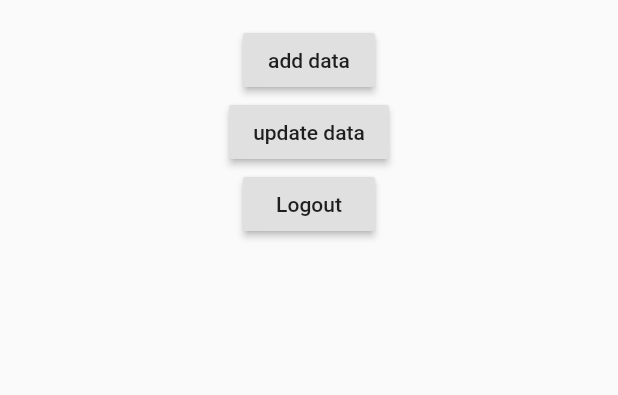
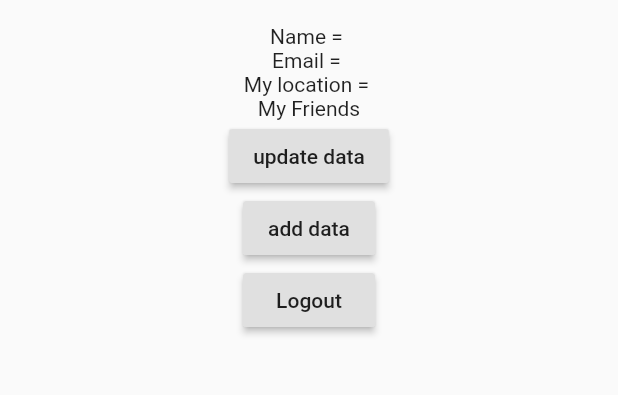
Before and after one commit to Deepraj99/SomeWhere, a Flutter app: the screen it shows once a user with an empty profile is signed in, after a tap on "update data", on a phone screen of 412 x 824 dp, the part 84-479 px from its top. Run offline on Flutter 3.47's test engine with Material 2 defaults, Android fonts, the phone set to English and light mode, and no system bars; our stand-ins replace firebase_auth, firebase_core, firebase_database, tuple; accounts and stored records are empty; Roboto replaces fonts that are missing (GreatVibes).

Commit message:
firebase

```diff
--- a/lib/LogInPage.dart
+++ b/lib/LogInPage.dart
@@ -72,11 +72,11 @@ class _LogInPageState extends State<LogInPage> {
                           color: grey,
                         ),
                       ),
-                      labelText: "user-id/email",
+                      labelText: "email",
                       labelStyle: TextStyle(
                         color: yellow,
                       ),
-                      hintText: "Enter user-id/email",
+                      hintText: "Enter email",
                       hintStyle: TextStyle(
                         color: grey,
                       ),
--- a/lib/MainWidget.dart
+++ b/lib/MainWidget.dart
@@ -3,6 +3,8 @@
 import 'package:firebase_auth/firebase_auth.dart';
 import 'package:firebase_database/firebase_database.dart';
 import 'models/userModels.dart';
+import 'services/firebase.dart';
+
 class MainWidget extends StatefulWidget {
   @override
   _MainWidgetState createState() => _MainWidgetState();
@@ -10,11 +12,9 @@
 
 class _MainWidgetState extends State<MainWidget> {
 
-    final FirebaseAuth _auth = FirebaseAuth.instance;
+  UserData currentUser;
 
-    DatabaseReference _databaseReference = FirebaseDatabase.instance.reference();
-
-    String email = "";
+  String email = "",name = "", location = "";
 
   @override
   Widget build(BuildContext context) {
@@ -60,44 +60,46 @@
           ],
         ),
       ),
+      body: Center(
+        child: Column(
+          children: [
+            Text(email),
 
-      body: Center(child: Column(
-        children: [
-          Text(email),
+            Text("Name = ${name}"),
+            Text("Email = ${email}"),
+            Text("My location = ${location}"),
+            Text("My Friends"),
+            RaisedButton(
+                child: Text("update data"),
+                onPressed: () async {
+                  UserData current = await userDetails(currentUserID());
 
-          RaisedButton(child: Text("add data"), onPressed: () async {
+                  setState(() {
+                    email = current.email;
+                    name =  current.name;
+                    location = current.location;
+                  });
+                }),
+            RaisedButton(
+                child: Text("add data"),
+                onPressed: () async {
+                  UserData user1 = UserData("Deepak", "7877", "deepak@gmail.com");
 
+                  await Firebase().databaseReference.child(currentUserID()).set(user1.toJson());
 
+                  print(Firebase().auth.currentUser.uid);
 
-          DataSnapshot data = await _databaseReference.child("deepak").once();
-
-          UserData user1 = UserData.fromSnapshot(data);
-
-          setState(() {
-                      email = user1.email;
-                    });
-
-          }),
-
-
-
-          RaisedButton(child: Text("update data"), onPressed: () async {
-
-          UserData user1 = UserData("Deepak",7877,"deepak@gmail.com");
-
-          await _databaseReference.child("deepak").set(user1.toJson());
-
-
-
-          }),
-
-          RaisedButton(child: Text("Logout"), onPressed: () {
-            _auth.signOut();
-                  Navigator.pushReplacementNamed(context,"/signInPage");
-
-          }),
-        ],
-      ),),
+                  print("done");
+                }),
+            RaisedButton(
+                child: Text("Logout"),
+                onPressed: () {
+                  Firebase().auth.signOut();
+                  Navigator.pushReplacementNamed(context, "/signInPage");
+                }),
+          ],
+        ),
+      ),
     );
   }
 }
--- a/lib/SignUpPage.dart
+++ b/lib/SignUpPage.dart
@@ -4,7 +4,8 @@
 import 'MainWidget.dart';
 import 'LogInPage.dart';
 import 'package:firebase_auth/firebase_auth.dart';
-
+import 'services/firebase.dart';
+import 'models/userModels.dart';
 
 class SignUpPage extends StatefulWidget {
   @override
@@ -12,8 +13,7 @@
 }
 
 class _SignUpPageState extends State<SignUpPage> {
-  String _email, _password, _name, _userName, _confirmPassword;
-    final FirebaseAuth _auth = FirebaseAuth.instance;
+  String _email, _password, _name, _location, _confirmPassword;
 
   bool _obscureText = true;
   @override
@@ -64,7 +64,7 @@
               Padding(
                 padding: const EdgeInsets.symmetric(horizontal: 12.0),
                 child: TextFormField(
-                  onSaved: (val) => _userName = val,
+                  onSaved: (val) => _location = val,
                   decoration: InputDecoration(
                       focusedBorder: OutlineInputBorder(
                         borderSide: BorderSide(
@@ -76,16 +76,16 @@
                           color: grey,
                         ),
                       ),
-                      labelText: "User ID",
+                      labelText: "Location",
                       labelStyle: TextStyle(
                         color: yellow,
                       ),
-                      hintText: "Enter User ID",
+                      hintText: "Enter Location",
                       hintStyle: TextStyle(
                         color: grey,
                       ),
                       icon: Icon(
-                        Icons.account_box,
+                        Icons.pin_drop_outlined,
                         color: yellow,
                       )),
                   style: TextStyle(color: yellow),
@@ -207,11 +207,24 @@
                 height: 60.0,
                 minWidth: 320.0,
                 child: RaisedButton(
-                  onPressed: () {
-                    Navigator.push(
-                      context,
-                      MaterialPageRoute(builder: (context) => MainWidget()),
-                    );
+                  onPressed: () async {
+
+                    print(_email);
+
+                    UserCredential userNew = await Firebase().auth.createUserWithEmailAndPassword(email: _email, password: _password);
+
+                    UserData userToAdded = UserData(_name, _location, _email);
+
+                    await Firebase().databaseReference.child(userNew.user.uid).set(userToAdded.toJson());
+
+                  // print(Firebase().auth.currentUser.uid);
+
+                  print("done");
+
+                    // Navigator.push(
+                    //   context,
+                    //   MaterialPageRoute(builder: (context) => MainWidget()),
+                    // );
                   },
                   color: yellow,
                   child: Text(
--- a/lib/models/userModels.dart
+++ b/lib/models/userModels.dart
@@ -4,21 +4,21 @@ import 'package:firebase_database/firebase_database.dart';
 class UserData {
   String key;
   String name;
-  int number;
+  String location;
   String email;
 
-  UserData(this.name, this.number, this.email);
+  UserData(this.name, this.location, this.email);
 
   UserData.fromSnapshot(DataSnapshot snapshot) :
     key = snapshot.key,
     name = snapshot.value["name"],
-    number = snapshot.value["number"],
+    location = snapshot.value["location"],
     email = snapshot.value["email"];
 
   Map<String,dynamic> toJson() {
     return {
       "name": name,
-      "number": number,
+      "location": location,
       "email": email,
     };
   }
--- /dev/null
+++ b/lib/services/firebase.dart
@@ -0,0 +1,27 @@
+import 'package:flutter/material.dart';
+import 'package:firebase_auth/firebase_auth.dart';
+import 'package:firebase_database/firebase_database.dart';
+import '../models/userModels.dart';
+
+
+class Firebase {
+  final FirebaseAuth auth = FirebaseAuth.instance;
+
+  DatabaseReference databaseReference = FirebaseDatabase.instance.reference();
+}
+
+
+
+
+  Future<UserData> userDetails(String name) async {
+
+  DataSnapshot data =  await Firebase().databaseReference.child(name).once();
+
+    return UserData.fromSnapshot(data);
+
+  }
+
+  String currentUserID() {
+
+             return Firebase().auth.currentUser.uid;
+    }
```
